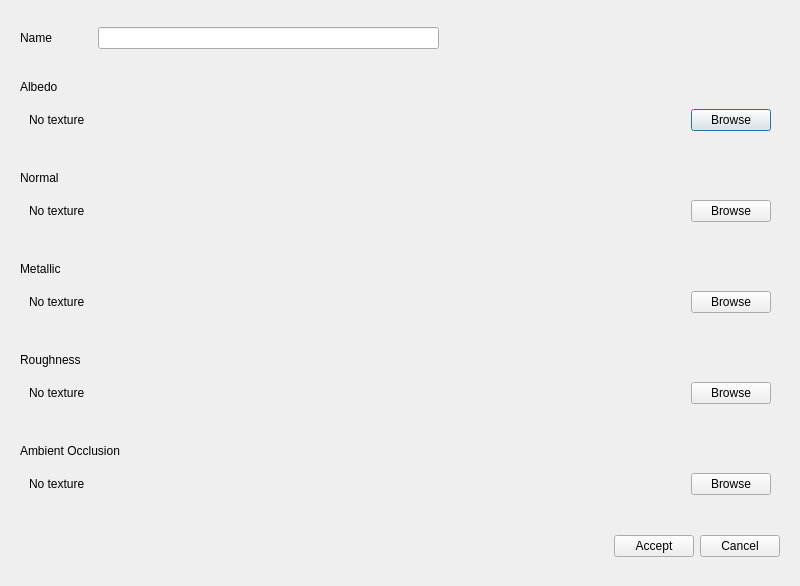
This is editor/ui/dialog/create_material_dialog.ui in BlainnflareEngine/BlainnflareEngine as Qt 5 draws it before an edit. The edited form follows.
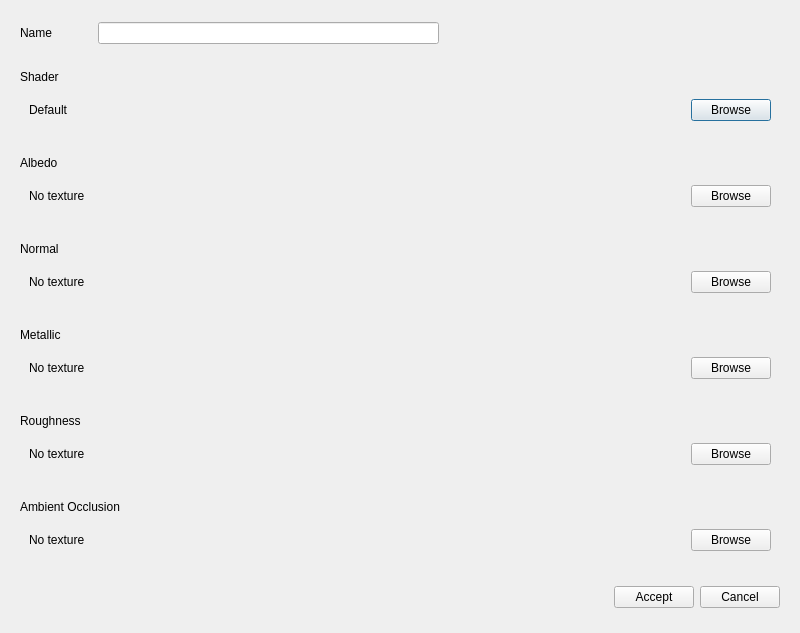
This is the edited form.

```diff
--- a/editor/ui/dialog/create_material_dialog.ui
+++ b/editor/ui/dialog/create_material_dialog.ui
@@ -7,7 +7,7 @@
     <x>0</x>
     <y>0</y>
     <width>800</width>
-    <height>586</height>
+    <height>633</height>
    </rect>
   </property>
   <property name="sizePolicy">
@@ -77,6 +77,54 @@
      </layout>
     </widget>
    </item>
+   <item>
+    <widget class="QWidget" name="Shader" native="true">
+     <property name="sizePolicy">
+      <sizepolicy hsizetype="Preferred" vsizetype="Fixed">
+       <horstretch>0</horstretch>
+       <verstretch>0</verstretch>
+      </sizepolicy>
+     </property>
+     <layout class="QVBoxLayout" name="verticalLayout_9">
+      <item>
+       <widget class="QLabel" name="AOLabel_2">
+        <property name="text">
+         <string>Shader</string>
+        </property>
+        <property name="scaledContents">
+         <bool>false</bool>
+        </property>
+       </widget>
+      </item>
+      <item>
+       <widget class="QWidget" name="ShaderContainer" native="true">
+        <layout class="QHBoxLayout" name="horizontalLayout_10">
+         <item>
+          <widget class="QLabel" name="ShaderPath">
+           <property name="text">
+            <string>Default</string>
+           </property>
+          </widget>
+         </item>
+         <item>
+          <widget class="QPushButton" name="ShaderBrowse">
+           <property name="sizePolicy">
+            <sizepolicy hsizetype="Fixed" vsizetype="Fixed">
+             <horstretch>0</horstretch>
+             <verstretch>0</verstretch>
+            </sizepolicy>
+           </property>
+           <property name="text">
+            <string>Browse</string>
+           </property>
+          </widget>
+         </item>
+        </layout>
+       </widget>
+      </item>
+     </layout>
+    </widget>
+   </item>
    <item>
     <widget class="QWidget" name="Albedo" native="true">
      <property name="sizePolicy">
```
